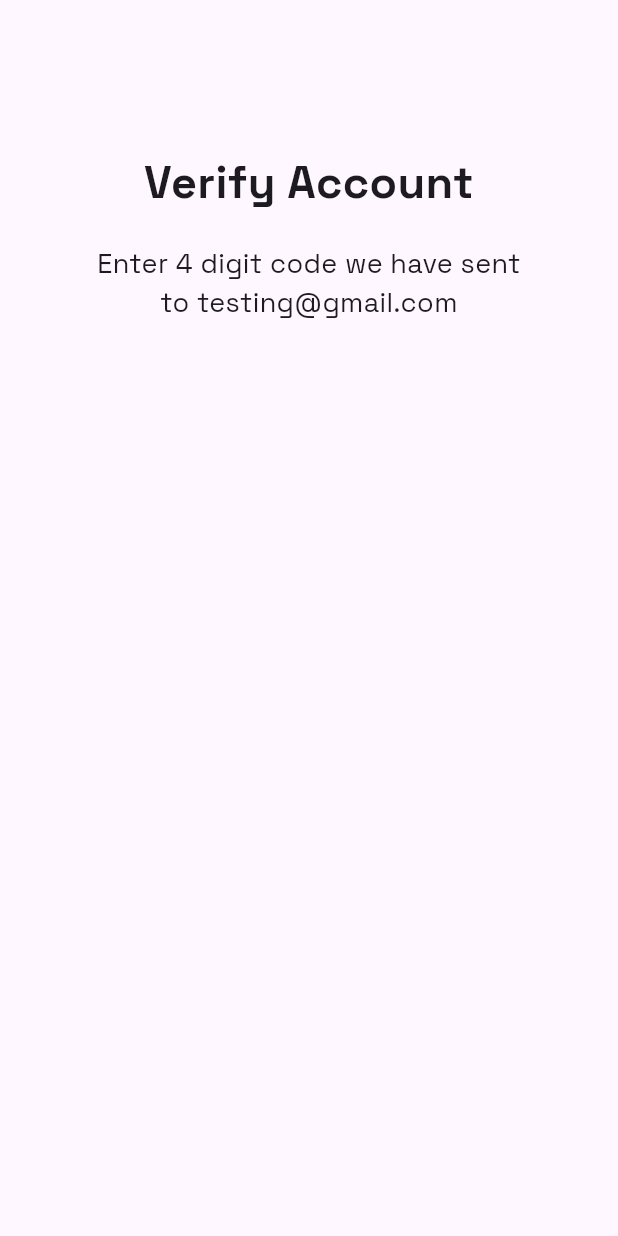
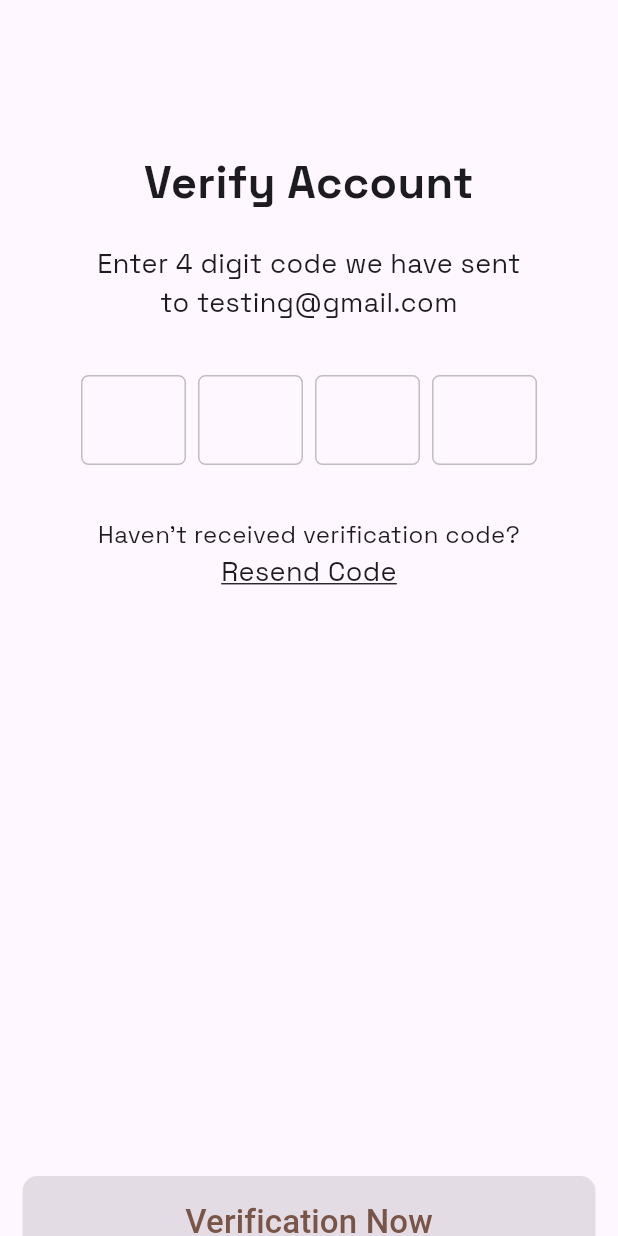
Before and after one commit to ZiadSala7/Dalel_App, a Flutter app: the VerifyPasswordView screen opened by its route, on a phone screen of 412 x 824 dp. Run offline on Flutter 3.47's test engine with Material 3 defaults, Android fonts, the phone set to English and light mode, and no system bars; drawn by our look-alikes of pinput; our stand-ins replace animate_do, go_router, shared_preferences, smooth_page_indicator; accounts and stored records are empty.

Commit message:
verify account has been completed

```diff
--- a/lib/features/forget_password/presentation/views/verify_password_view.dart
+++ b/lib/features/forget_password/presentation/views/verify_password_view.dart
@@ -1,6 +1,8 @@
 import 'package:dalel_app/constants.dart';
 import 'package:dalel_app/core/utils/app_styles.dart';
+import 'package:dalel_app/core/widgets/custom_button.dart';
 import 'package:flutter/material.dart';
+import 'package:pinput/pinput.dart';
 
 class VerifyPasswordView extends StatelessWidget {
   const VerifyPasswordView({super.key});
@@ -13,9 +15,15 @@ class VerifyPasswordView extends StatelessWidget {
   }
 }
 
-class VerifyPasswordViewBody extends StatelessWidget {
+class VerifyPasswordViewBody extends StatefulWidget {
   const VerifyPasswordViewBody({super.key});
 
+  @override
+  State<VerifyPasswordViewBody> createState() => _VerifyPasswordViewBodyState();
+}
+
+class _VerifyPasswordViewBodyState extends State<VerifyPasswordViewBody> {
+  bool isCompleted = false;
   @override
   Widget build(BuildContext context) {
     return SingleChildScrollView(
@@ -43,8 +51,103 @@ class VerifyPasswordViewBody extends StatelessWidget {
               fontFamily: dalelReg,
             ),
           ),
+          const SizedBox(
+            height: 35,
+          ),
+          Pinput(
+            onChanged: (value) {
+              setState(() {
+                isCompleted = false;
+              });
+            },
+            onCompleted: (value) {
+              isCompleted = true;
+            },
+            defaultPinTheme: defaultPinTheme,
+            focusedPinTheme: focusedPinTheme,
+          ),
+          const SizedBox(
+            height: 35,
+          ),
+          Text(
+            'Haven’t received verification code?',
+            textAlign: TextAlign.center,
+            style: AppStyles.textStyle16.copyWith(
+              fontFamily: dalelReg,
+            ),
+          ),
+          Padding(
+            padding: const EdgeInsets.symmetric(horizontal: 130),
+            child: InkWell(
+              onTap: () {},
+              child: Text(
+                'Resend Code',
+                textAlign: TextAlign.center,
+                style: AppStyles.textStyle18.copyWith(
+                  fontFamily: dalelReg,
+                  decoration: TextDecoration.underline,
+                ),
+              ),
+            ),
+          ),
+          const SizedBox(
+            height: 390,
+          ),
+          CustomVerificationButton(isCompleted: isCompleted),
         ],
       ),
     );
   }
 }
+
+class CustomVerificationButton extends StatelessWidget {
+  const CustomVerificationButton({
+    super.key,
+    required this.isCompleted,
+  });
+
+  final bool isCompleted;
+
+  @override
+  Widget build(BuildContext context) {
+    return Padding(
+      padding: const EdgeInsets.symmetric(horizontal: 15),
+      child: ElevatedButton(
+        onPressed: isCompleted ? () {} : null,
+        style: ElevatedButton.styleFrom(
+          padding: const EdgeInsets.all(15),
+          backgroundColor: isCompleted ? brownColor : Colors.white,
+          shape: RoundedRectangleBorder(
+            borderRadius: BorderRadius.circular(10),
+          ),
+        ),
+        child: Text(
+          "Verification Now",
+          style: AppStyles.textStyle22.copyWith(
+            color: isCompleted ? Colors.white : Colors.brown,
+          ),
+        ),
+      ),
+    );
+  }
+}
+
+final defaultPinTheme = PinTheme(
+  width: 70,
+  height: 60,
+  textStyle: const TextStyle(
+    fontSize: 25,
+    color: Color.fromRGBO(20, 21, 21, 1),
+    fontWeight: FontWeight.w600,
+  ),
+  decoration: BoxDecoration(
+    borderRadius: BorderRadius.circular(5),
+    border: Border.all(
+      color: const Color.fromARGB(255, 193, 190, 190),
+    ),
+  ),
+);
+
+final focusedPinTheme = defaultPinTheme.copyDecorationWith(
+  border: Border.all(color: Colors.black),
+);
--- a/pubspec.yaml
+++ b/pubspec.yaml
@@ -33,6 +33,7 @@ dependencies:
   flutter:
     sdk: flutter
   go_router: ^14.2.3
+  pinput: ^5.0.0
   shared_preferences: ^2.3.1
   smooth_page_indicator: ^1.2.0+3
 
```
Also changed, not shown: pubspec.lock.
